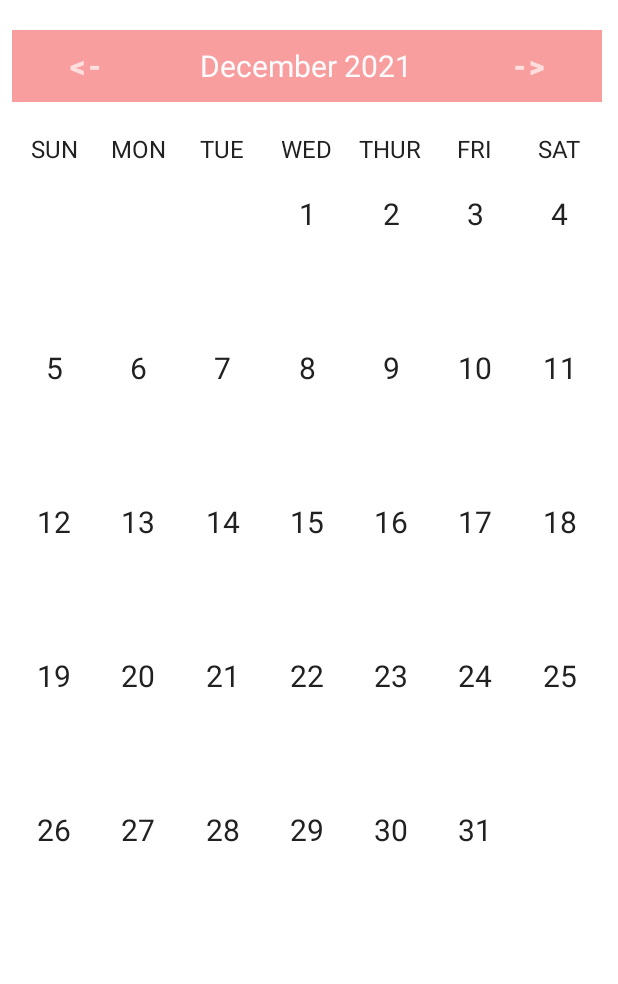
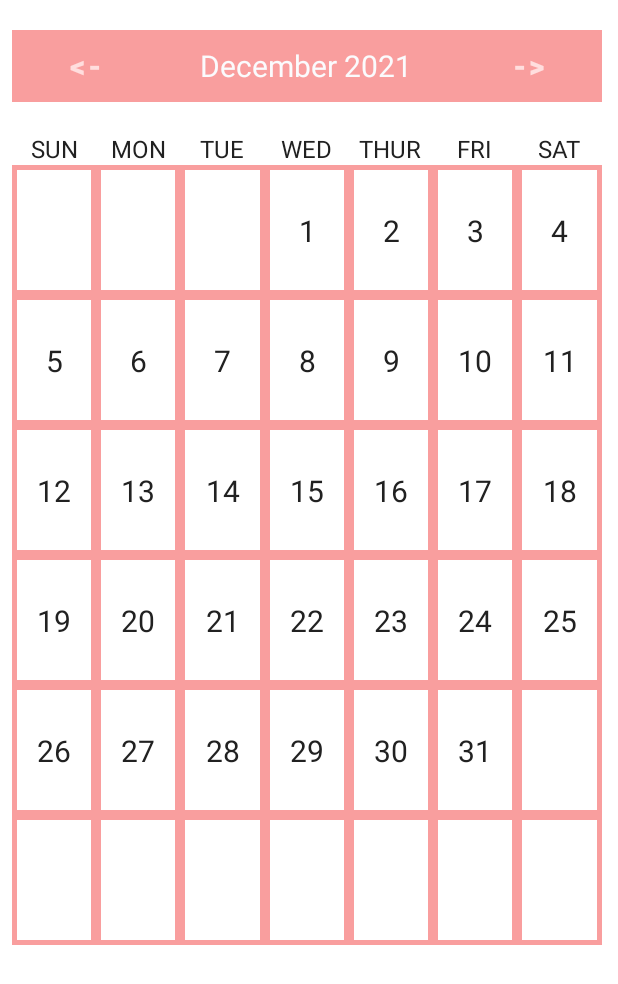
Before and after one commit to S1K4RA/ELINGA-android, an Android app: the screen it shows after launch (MainActivity), on a phone screen of 412 x 824 dp. Shown: the top 984 px of the screen. Run offline under Robolectric (Android 15) with nearby library versions, the phone set to English and light mode, and no system bars; our stand-ins replace Firebase (no records; nobody signed in at launch, a user with empty details on screens opened directly).

Commit message:
fix calendar

```diff
--- a/app/src/main/java/com/kelompok9/elinga/CalendarAdapter.kt
+++ b/app/src/main/java/com/kelompok9/elinga/CalendarAdapter.kt
@@ -14,7 +14,7 @@ class CalendarAdapter(
         val inflater = LayoutInflater.from(parent.context)
         val view = inflater.inflate(R.layout.calendar_cell, parent, false)
         val layoutParams = view.layoutParams
-        layoutParams.height = (parent.height * 0.166666666).toInt()
+        layoutParams.height = (parent.height * 0.14).toInt()
         return CalendarViewHolder(view, onItemListener)
     }
 
--- /dev/null
+++ b/app/src/main/res/drawable/layout_border.xml
@@ -0,0 +1,6 @@
+<?xml version="1.0" encoding="UTF-8"?>
+<shape xmlns:android="http://schemas.android.com/apk/res/android">
+    <solid android:color="#FFFFFF"/>
+    <stroke android:width="3dip" android:color="@color/sakura" />
+    <padding android:left="0dip" android:top="0dip" android:right="0dip" android:bottom="0dip" />
+</shape>
--- a/app/src/main/res/layout/calendar_cell.xml
+++ b/app/src/main/res/layout/calendar_cell.xml
@@ -2,20 +2,21 @@
 <androidx.constraintlayout.widget.ConstraintLayout xmlns:android="http://schemas.android.com/apk/res/android"
     android:layout_width="match_parent"
     android:layout_height="match_parent"
+    android:background="@drawable/layout_border"
     xmlns:app="http://schemas.android.com/apk/res-auto">
 
 
     <TextView
+        android:id="@+id/cellDayText"
         android:layout_width="wrap_content"
         android:layout_height="wrap_content"
-        android:id="@+id/cellDayText"
         android:text="1"
+        android:textColor="@color/black"
         android:textSize="20sp"
-        android:textColor="@color/black"
         app:layout_constraintBottom_toBottomOf="parent"
+        app:layout_constraintLeft_toLeftOf="parent"
+        app:layout_constraintRight_toRightOf="parent"
         app:layout_constraintTop_toTopOf="parent"
-        app:layout_constraintRight_toRightOf="parent"
-        app:layout_constraintLeft_toLeftOf="parent"
-        app:layout_constraintVertical_bias="0.25"/>
+        app:layout_constraintVertical_bias="0.5" />
 
 </androidx.constraintlayout.widget.ConstraintLayout>
```
